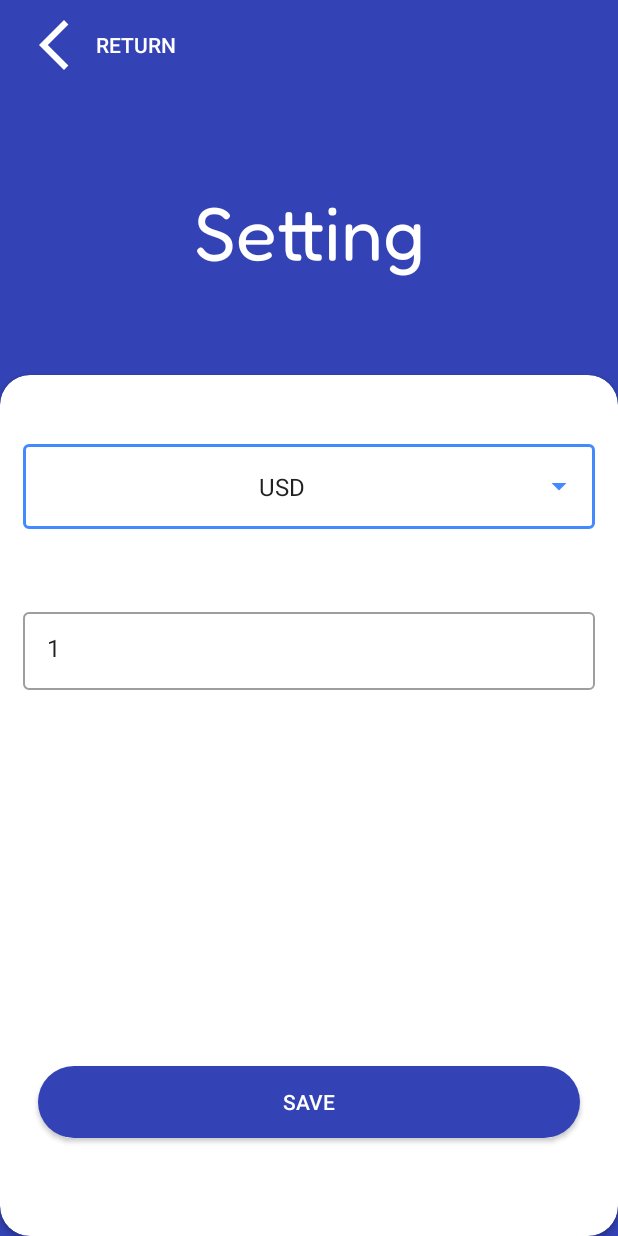
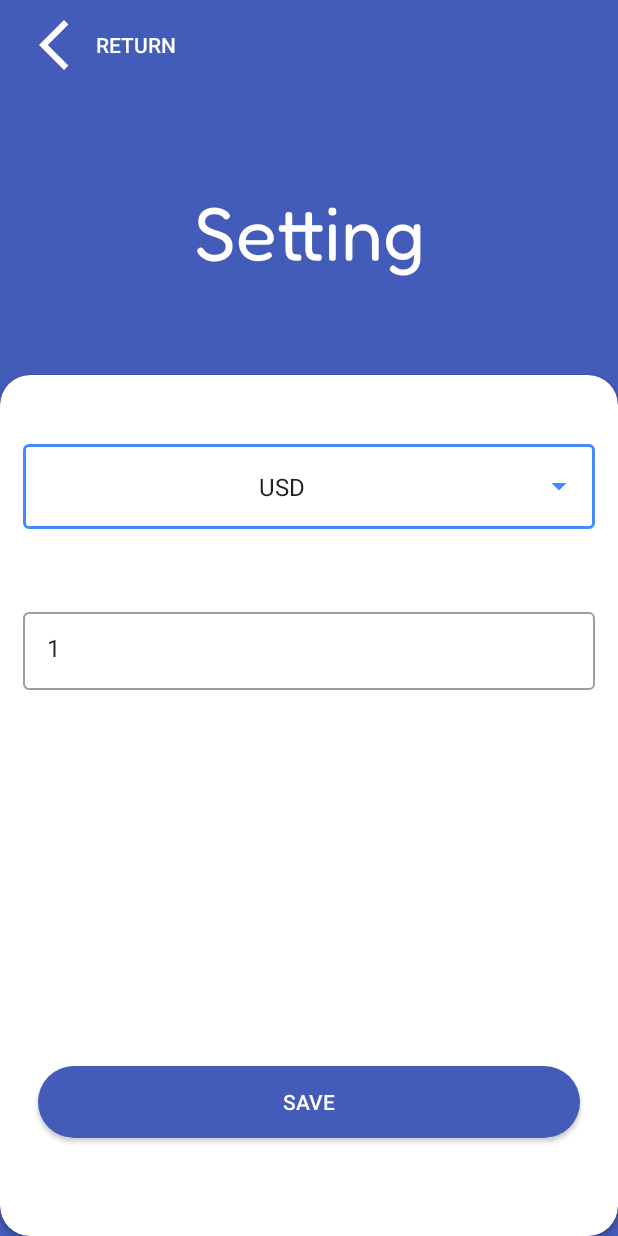
Before and after one commit to kchaou-fakhri/curreency, an Android app: the ChangeBaseActivity screen opened directly, with no data from a screen before it, on a phone screen of 412 x 824 dp. Run offline under Robolectric (Android 15) with nearby library versions, the phone set to English and light mode, and no system bars.

Commit message:
change primary color

```diff
--- a/app/src/main/res/layout/rate_activity.xml
+++ b/app/src/main/res/layout/rate_activity.xml
@@ -16,7 +16,7 @@
         android:layout_height="180dp"
 
         android:orientation="vertical"
-        android:background="#3342b4"
+        android:background="#435bb9"
         app:layout_constraintEnd_toEndOf="parent"
         app:layout_constraintStart_toStartOf="parent"
         app:layout_constraintTop_toTopOf="parent">
--- a/app/src/main/res/values/colors.xml
+++ b/app/src/main/res/values/colors.xml
@@ -1,10 +1,10 @@
 <?xml version="1.0" encoding="utf-8"?>
 <resources>
-    <color name="purple_200">#3342b4</color>
-    <color name="purple_500">#3342b4</color>
-    <color name="purple_700">#3342b4</color>
-    <color name="teal_200">#3342b4</color>
-    <color name="teal_700">#3342b4</color>
+    <color name="purple_200">#435bb9</color>
+    <color name="purple_500">#435bb9</color>
+    <color name="purple_700">#435bb9</color>
+    <color name="teal_200">#435bb9</color>
+    <color name="teal_700">#435bb9</color>
     <color name="black">#C9000000</color>
     <color name="white">#FFFFFFFF</color>
 
```
